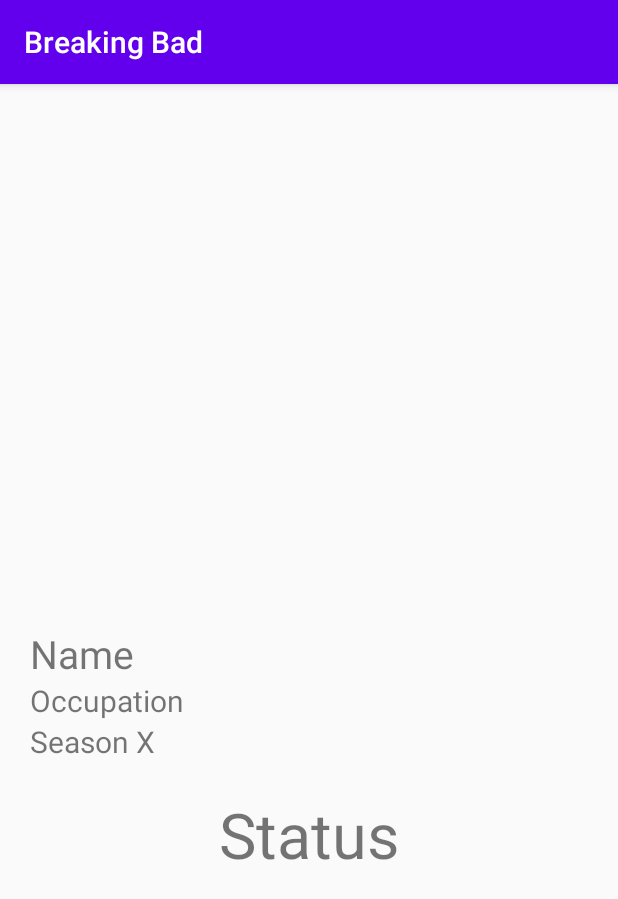
After one commit to shaneapp/heisenberg, an Android app: the ActivityCharacterDetail screen opened directly, with no data from a screen before it, on a phone screen of 412 x 824 dp. The commit adds this screen. Shown: the top 899 px of the screen. Run offline under Robolectric (Android 15) with nearby library versions, the phone set to English and light mode, and no system bars; network calls fail; pictures from the network do not load.

Commit message:
add detail activity and launch from adapter callback

```diff
--- a/app/src/main/AndroidManifest.xml
+++ b/app/src/main/AndroidManifest.xml
@@ -1,6 +1,8 @@
 <?xml version="1.0" encoding="utf-8"?>
 <manifest xmlns:android="http://schemas.android.com/apk/res/android"
     package="com.appleby.breakingbad">
+
+    <uses-permission android:name="android.permission.INTERNET" />
 
     <application
         android:allowBackup="true"
@@ -16,6 +18,8 @@
                 <category android:name="android.intent.category.LAUNCHER" />
             </intent-filter>
         </activity>
+
+        <activity android:name=".ActivityCharacterDetail" />
     </application>
 
 </manifest>
--- /dev/null
+++ b/app/src/main/java/com/appleby/breakingbad/ActivityCharacterDetail.kt
@@ -0,0 +1,47 @@
+package com.appleby.breakingbad
+
+import android.content.Context
+import android.content.Intent
+import android.os.Bundle
+import androidx.appcompat.app.AppCompatActivity
+import com.bumptech.glide.Glide
+import kotlinx.android.synthetic.main.activity_detail.*
+
+class ActivityCharacterDetail : AppCompatActivity() {
+
+    override fun onCreate(savedInstanceState: Bundle?) {
+        super.onCreate(savedInstanceState)
+        setContentView(R.layout.activity_detail)
+
+    }
+
+    override fun onResume() {
+        super.onResume()
+
+        val selectedCharId = intent.getIntExtra(EXTRA_CHARACTER_ID, 0)
+        displayCharacerDetail(selectedCharId)
+    }
+
+    private fun displayCharacerDetail(characterId: Int) {
+        val character = CharacterRepo.characters.find { it.char_id == characterId }
+        character?.let {
+            Glide.with(this).load(it.img).into(ivDetailImage)
+            tvNickname.text = it.nickname.toUpperCase()
+            tvSeason.text = if (it.appearance.isNullOrEmpty()) "" else "Season ${it.appearance.first()}"
+            tvName.text = it.name
+            tvOccupation.text = it.occupation.first()
+            tvStatus.text = it.status
+        }
+    }
+
+    companion object {
+        private const val EXTRA_CHARACTER_ID = "EXTRA_CHAR_ID"
+
+        fun prepareIntent(context: Context, characterId: Int) : Intent {
+            val intent = Intent(context, ActivityCharacterDetail::class.java)
+            intent.putExtra(EXTRA_CHARACTER_ID, characterId)
+            return intent
+        }
+    }
+
+}
--- a/app/src/main/java/com/appleby/breakingbad/ActivityCharacterSelect.kt
+++ b/app/src/main/java/com/appleby/breakingbad/ActivityCharacterSelect.kt
@@ -15,7 +15,9 @@
 
     private val viewModel: CharacterListViewModel by viewModels()
 
-    private val characterListAdapter = CharacterListAdapter(this)
+    private val characterListAdapter = CharacterListAdapter(this) {
+        startActivity(ActivityCharacterDetail.prepareIntent(this, it))
+    }
 
     override fun onCreate(savedInstanceState: Bundle?) {
         super.onCreate(savedInstanceState)
--- a/app/src/main/java/com/appleby/breakingbad/CharacterListAdapter.kt
+++ b/app/src/main/java/com/appleby/breakingbad/CharacterListAdapter.kt
@@ -8,7 +8,7 @@
 import com.bumptech.glide.Glide
 import kotlinx.android.synthetic.main.character_listitem.view.*
 
-class CharacterListAdapter(private val context: Context) : RecyclerView.Adapter<CharacterListAdapter.ViewHolder>() {
+class CharacterListAdapter(private val context: Context, private val itemClick: ((characterId: Int) -> Unit)) : RecyclerView.Adapter<CharacterListAdapter.ViewHolder>() {
 
     private val characterData = mutableListOf<Character>()
 
@@ -25,6 +25,8 @@
             .into(holder.ivCharacterImage)
 
         holder.ivCharacterName.text = characterItem.name
+
+        holder.view.setOnClickListener { itemClick(characterItem.char_id) }
     }
 
     override fun getItemCount(): Int {
--- /dev/null
+++ b/app/src/main/res/layout/activity_detail.xml
@@ -0,0 +1,65 @@
+<?xml version="1.0" encoding="utf-8"?>
+<LinearLayout xmlns:android="http://schemas.android.com/apk/res/android"
+    xmlns:app="http://schemas.android.com/apk/res-auto"
+    xmlns:tools="http://schemas.android.com/tools"
+    android:layout_width="match_parent"
+    android:layout_height="match_parent"
+    android:orientation="vertical">
+
+    <FrameLayout
+        android:layout_width="match_parent"
+        android:layout_height="350dp" >
+
+        <ImageView
+            android:id="@+id/ivDetailImage"
+            android:layout_width="match_parent"
+            android:layout_height="match_parent"
+            android:scaleType="centerCrop"/>
+
+        <TextView
+            android:id="@+id/tvNickname"
+            android:layout_width="match_parent"
+            android:textSize="28sp"
+            android:layout_height="wrap_content"
+            android:textColor="@android:color/white"
+            android:layout_gravity="center"
+            android:gravity="center"
+            android:text="" />
+
+    </FrameLayout>
+
+    <TextView
+        android:id="@+id/tvName"
+        android:layout_width="match_parent"
+        android:layout_height="wrap_content"
+        android:textSize="26sp"
+        android:layout_marginLeft="20dp"
+        android:layout_marginTop="12dp"
+        android:text="Name" />
+
+    <TextView
+        android:id="@+id/tvOccupation"
+        android:layout_width="match_parent"
+        android:layout_height="wrap_content"
+        android:textSize="20sp"
+        android:layout_marginLeft="20dp"
+        android:text="Occupation" />
+
+    <TextView
+        android:id="@+id/tvSeason"
+        android:textSize="20sp"
+        android:layout_width="wrap_content"
+        android:layout_height="wrap_content"
+        android:layout_marginLeft="20dp"
+        android:text="Season X"/>
+
+    <TextView
+        android:id="@+id/tvStatus"
+        android:layout_width="match_parent"
+        android:layout_height="wrap_content"
+        android:textAlignment="center"
+        android:textSize="42sp"
+        android:layout_marginTop="20dp"
+        android:text="Status" />
+
+</LinearLayout>
```
